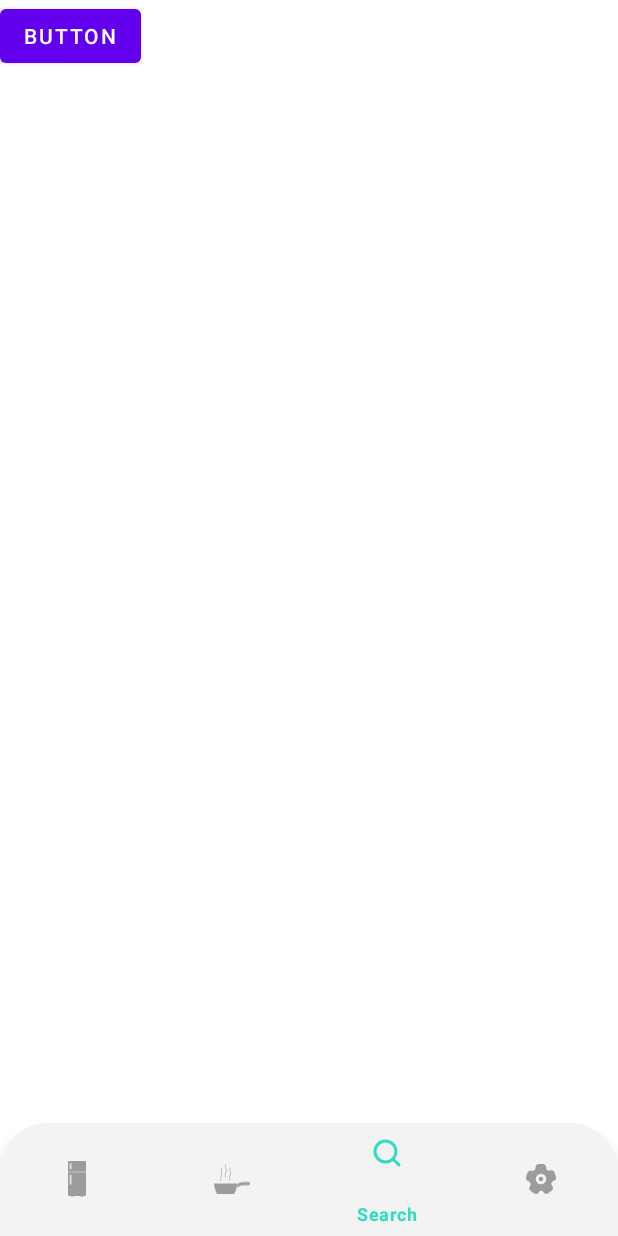
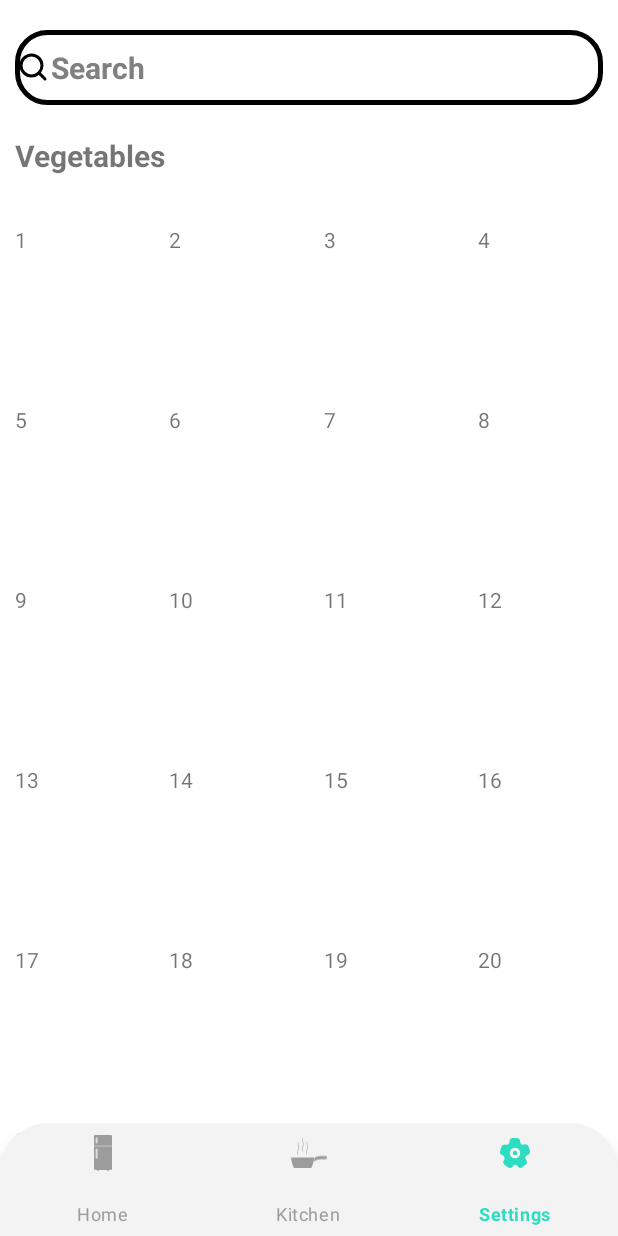
Before and after one commit to Southl3ader/YaghchalApp, an Android app: the screen it shows after launch (MainActivity before the commit, FridgeActivity after it), item 3 of the bottom bar chosen, on a phone screen of 412 x 824 dp. Run offline under Robolectric (Android 15) with nearby library versions, the phone set to English and light mode, and no system bars.

Commit message:
yaghchal fixed

```diff
--- a/app/src/main/java/com/example/yaghjava/MainActivity.java
+++ b/app/src/main/java/com/example/yaghjava/MainActivity.java
@@ -2,7 +2,9 @@ package com.example.yaghjava;
 
 import androidx.appcompat.app.AppCompatActivity;
 
+import android.content.Intent;
 import android.os.Bundle;
+import android.os.CountDownTimer;
 import android.view.View;
 import android.widget.Button;
 import android.widget.Toast;
@@ -13,6 +15,8 @@ import com.google.android.material.bottomnavigation.BottomNavigationView;
 
 import java.util.ArrayList;
 import java.util.List;
+import java.util.Timer;
+import java.util.TimerTask;
 
 public class MainActivity extends AppCompatActivity {
     groceriesDA access = new groceriesDA(MainActivity.this);
@@ -24,8 +28,6 @@ public class MainActivity extends AppCompatActivity {
         super.onCreate(savedInstanceState);
         setContentView(R.layout.activity_main);
 
-        btn.findViewById(R.id.button);
-        //btn.setOnClickListener();
         access.openDB();
         addVegetables();
         addDairies();
@@ -37,6 +39,25 @@ public class MainActivity extends AppCompatActivity {
         access.updateVegAttributes("Cheese",0,"27/2","27/4",null,"Dairy");
         List<groceriesModel> models = access.search("tom");
         access.closeDB();
+
+//        Timer T=new Timer();
+//        T.scheduleAtFixedRate(new TimerTask() {
+//            @Override
+//            public void run() {
+//                Intent intnt = new Intent(MainActivity.this, FridgeActivity.class);
+//                startActivity(intnt);
+//                finish();
+//            }
+//        }, 1000, 1000);
+        new CountDownTimer(2000, 1000) {
+            public void onTick(long millisUntilFinished) {
+        }
+        public void onFinish() {
+            Intent intnt = new Intent(MainActivity.this, FridgeActivity.class);
+                startActivity(intnt);
+                finish();
+            }
+        }.start();
     }
 
     //Add vegetables to database
--- a/app/src/main/res/layout/activity_fridge.xml
+++ b/app/src/main/res/layout/activity_fridge.xml
@@ -1,5 +1,5 @@
 <?xml version="1.0" encoding="utf-8"?>
-<LinearLayout xmlns:android="http://schemas.android.com/apk/res/android"
+<androidx.constraintlayout.widget.ConstraintLayout xmlns:android="http://schemas.android.com/apk/res/android"
     xmlns:app="http://schemas.android.com/apk/res-auto"
     xmlns:tools="http://schemas.android.com/tools"
     android:layout_width="match_parent"
@@ -7,15 +7,20 @@
     android:orientation="vertical"
     android:layout_gravity="center">
 
+    <LinearLayout
+        android:layout_width="match_parent"
+        android:layout_height="match_parent"
+        android:orientation="vertical">
+
         <EditText
+            style="@style/searchStyle"
             android:layout_width="match_parent"
             android:layout_height="50dp"
-        android:layout_marginTop="20dp"
-        style="@style/searchStyle"/>
+            android:layout_marginTop="20dp" />
 
         <ScrollView
             android:layout_width="match_parent"
-        android:layout_height="wrap_content">
+            android:layout_height="match_parent">
 
             <RelativeLayout
                 android:layout_width="match_parent"
@@ -25,11 +30,11 @@
                 <TextView
                     android:layout_width="wrap_content"
                     android:layout_height="wrap_content"
+                    android:layout_marginLeft="10dp"
                     android:layout_marginBottom="50dp"
                     android:text="Vegetables"
                     android:textSize="20dp"
-                android:textStyle="bold"
-                android:layout_marginLeft="10dp"/>
+                    android:textStyle="bold" />
 
                 <androidx.recyclerview.widget.RecyclerView
                     android:id="@+id/items"
@@ -40,5 +45,16 @@
             </RelativeLayout>
 
         </ScrollView>
+    </LinearLayout>
 
-</LinearLayout>
+    <com.google.android.material.bottomnavigation.BottomNavigationView
+        android:layout_width="match_parent"
+        android:layout_height="75dp"
+        android:layout_gravity="bottom"
+        android:background="@drawable/roundmenu"
+        app:itemIconTint="@color/menuiconcolor"
+        app:itemTextColor="@color/menuiconcolor"
+        app:layout_constraintBottom_toBottomOf="parent"
+        app:menu="@menu/bottommenu"/>
+
+</androidx.constraintlayout.widget.ConstraintLayout>
--- a/app/src/main/res/layout/activity_main.xml
+++ b/app/src/main/res/layout/activity_main.xml
@@ -6,28 +6,10 @@
     android:layout_height="match_parent"
     tools:context=".MainActivity">
 
-    <com.google.android.material.bottomnavigation.BottomNavigationView
-        android:background="@drawable/roundmenu"
-        android:layout_width="match_parent"
-        android:layout_height="75dp"
-        app:itemIconTint="@color/menuiconcolor"
-        app:itemTextColor="@color/menuiconcolor"
-        app:layout_constraintBottom_toBottomOf="parent"
-        app:menu="@menu/bottommenu"/>
-
     <androidx.recyclerview.widget.RecyclerView
         android:id="@+id/items"
         android:layout_width="match_parent"
         android:layout_height="match_parent" />
 
-    <Button
-        android:id="@+id/button"
-        android:layout_width="wrap_content"
-        android:layout_height="wrap_content"
-        android:text="Button"
-        tools:layout_editor_absoluteX="192dp"
-        tools:layout_editor_absoluteY="392dp"
-        tools:ignore="MissingConstraints" />
-
 
 </androidx.constraintlayout.widget.ConstraintLayout>
--- a/app/src/main/res/menu/bottommenu.xml
+++ b/app/src/main/res/menu/bottommenu.xml
@@ -9,10 +9,7 @@
         android:id="@+id/kitchen"
         android:title="@string/menu_kitchen"
         android:icon="@drawable/ic_recipe"/>
-    <item
-        android:id="@+id/search"
-        android:title="@string/menu_search"
-        android:icon="@drawable/ic_search"/>
+
     <item
         android:id="@+id/settings"
         android:title="@string/menu_settings"
```
Lines whose indentation alone changed are shown as unchanged.
